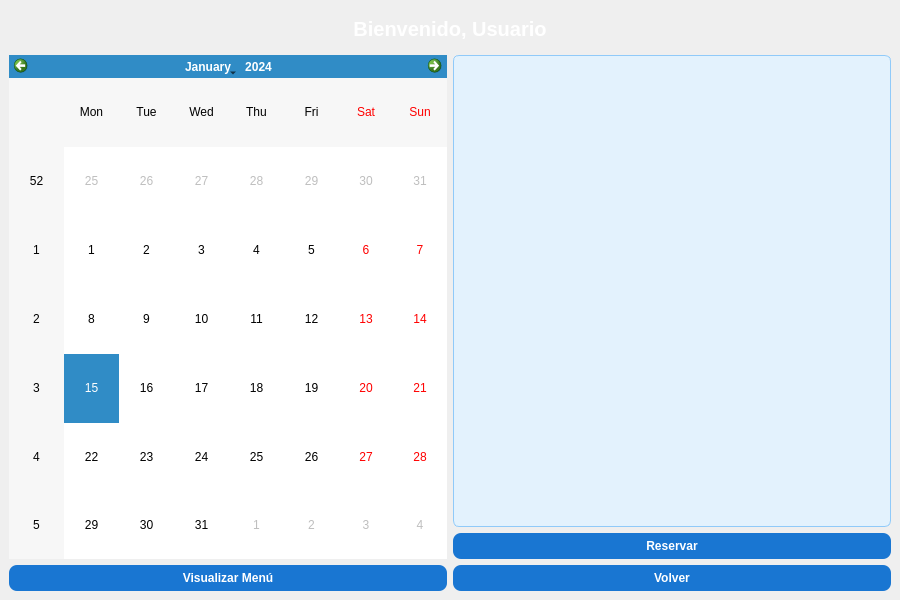
Before: the Qt Designer form src/vista/ui/MenuEstudiante.ui in jaimecarfe/menule, drawn with Qt 5.
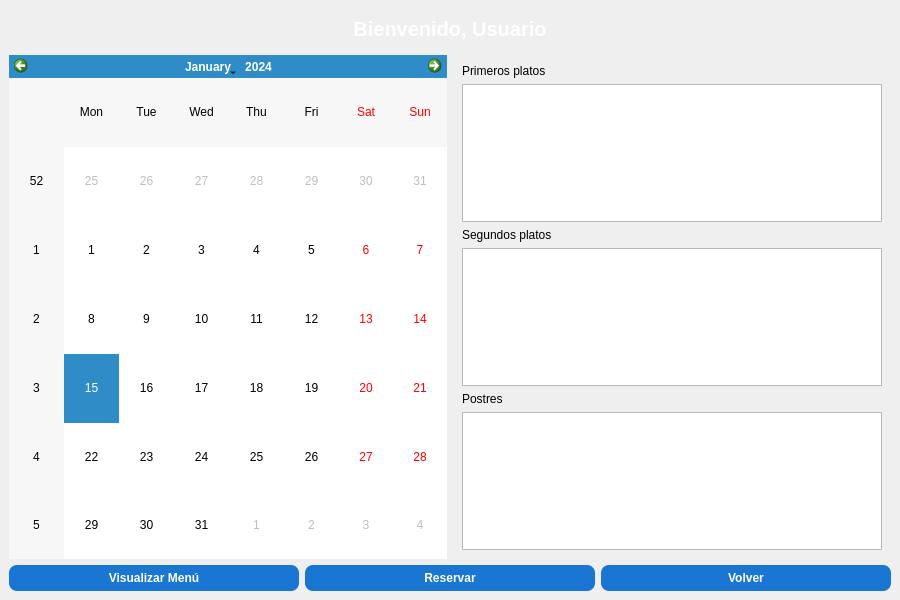
After: the same form once the commit is applied.

```diff
--- a/src/vista/ui/MenuEstudiante.ui
+++ b/src/vista/ui/MenuEstudiante.ui
@@ -26,13 +26,6 @@
         background-color: white;
         border-radius: 8px;
 }
-QTextEdit {
-        background-color: #e3f2fd;
-        color: #0d47a1;
-        border: 1px solid #90caf9;
-        border-radius: 6px;
-        padding: 10px;
-}
 QPushButton {
         background-color: #1976d2;
         color: white;
@@ -63,21 +56,40 @@
        <widget class="QCalendarWidget" name="calendarWidget"/>
       </item>
       <item>
-       <layout class="QVBoxLayout" name="menuLayout">
-        <item>
-         <widget class="QTextEdit" name="menuTextEdit"/>
-        </item>
-        <item>
-         <widget class="QPushButton" name="btnReservarComida">
-          <property name="text">
-           <string>Reservar</string>
-          </property>
-          <property name="visible">
-           <bool>false</bool>
-          </property>
-         </widget>
-        </item>
-       </layout>
+       <widget class="QWidget" name="contenedorMenuDerecha">
+        <layout class="QVBoxLayout" name="verticalLayoutDerecha">
+         <item>
+          <widget class="QLabel" name="labelPrimeros">
+           <property name="text">
+            <string>Primeros platos</string>
+           </property>
+          </widget>
+         </item>
+         <item>
+          <widget class="QListWidget" name="listaPrimeros"/>
+         </item>
+         <item>
+          <widget class="QLabel" name="labelSegundos">
+           <property name="text">
+            <string>Segundos platos</string>
+           </property>
+          </widget>
+         </item>
+         <item>
+          <widget class="QListWidget" name="listaSegundos"/>
+         </item>
+         <item>
+          <widget class="QLabel" name="labelPostres">
+           <property name="text">
+            <string>Postres</string>
+           </property>
+          </widget>
+         </item>
+         <item>
+          <widget class="QListWidget" name="listaPostres"/>
+         </item>
+        </layout>
+       </widget>
       </item>
      </layout>
     </item>
@@ -90,6 +102,16 @@
         </property>
        </widget>
       </item>
+      <item>
+       <widget class="QPushButton" name="btnReservarComida">
+        <property name="text">
+         <string>Reservar</string>
+        </property>
+        <property name="visible">
+         <bool>false</bool>
+        </property>
+       </widget>
+      </item>
       <item>
        <widget class="QPushButton" name="btnVolver">
         <property name="text">
```
